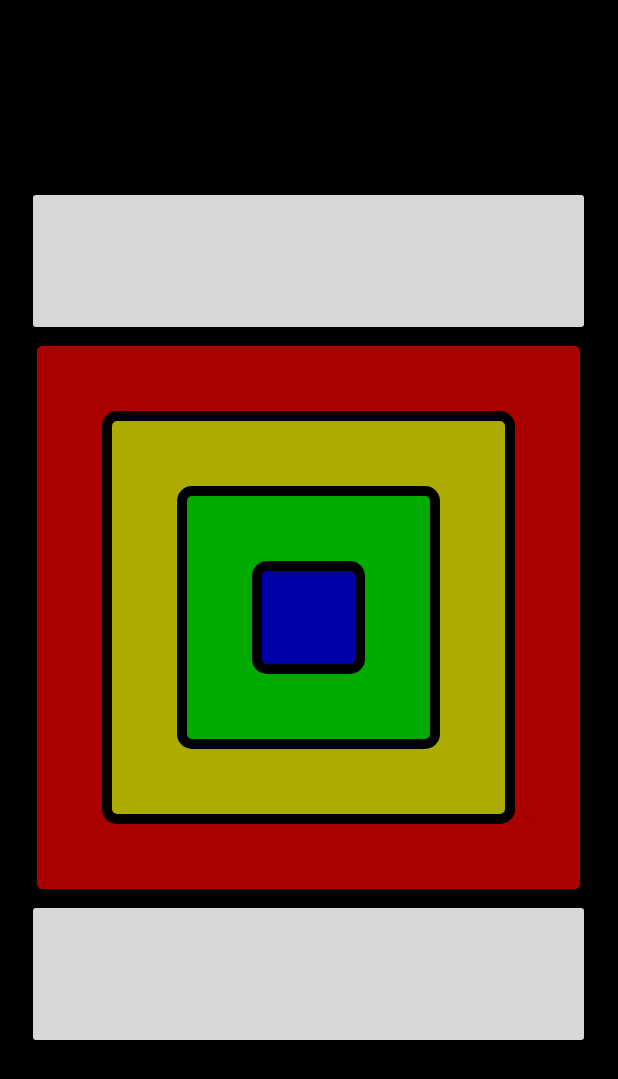
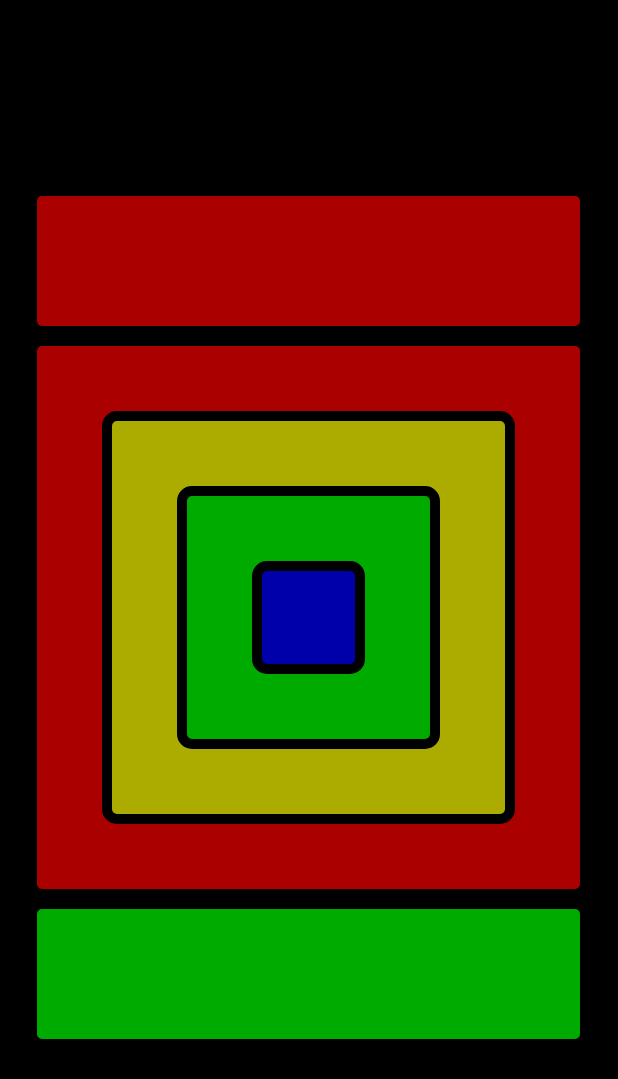
Before and after one commit to casualdragon/Simon, an Android app: the GameSelectionActvity screen opened directly, with no data from a screen before it, after a tap on "NORMAL", on a phone screen of 412 x 824 dp. Shown: the top 1079 px of the screen. Run offline under Robolectric (Android 15) with nearby library versions, the phone set to English and light mode, and no system bars.

Commit message:
Fixed the game sounds

```diff
--- a/app/src/main/java/com/amyhill/simon/ColorButton.java
+++ b/app/src/main/java/com/amyhill/simon/ColorButton.java
@@ -2,6 +2,7 @@ package com.amyhill.simon;
 
 import android.content.Context;
 import android.graphics.drawable.GradientDrawable;
+import android.media.SoundPool;
 import android.os.AsyncTask;
 import android.support.v4.content.ContextCompat;
 import android.util.AttributeSet;
@@ -21,12 +22,15 @@ public class ColorButton extends Button {
     Context context;
     private int id;
     private int radius;
+    private SoundPool soundPool;
+    private boolean makesSound;
 
     public ColorButton(Context context) {
         super(context);
         this.context = context;
         this.baseColor = 0;
         this.flashColor = 0;
+        makesSound = false;
     }
 
     public ColorButton(Context context, AttributeSet attrs) {
@@ -34,6 +38,7 @@ public class ColorButton extends Button {
         this.context = context;
         this.baseColor = 0;
         this.flashColor = 0;
+        makesSound = false;
     }
 
     //Getters and Setters
@@ -52,6 +57,9 @@ public class ColorButton extends Button {
     public void setFlashColor(int flashColor) {
         this.flashColor = ContextCompat.getColor(context, flashColor);
     }
+
+    public void setSoundPool(SoundPool sp){this.soundPool = sp; makesSound = true;}
+
 
     public int getSound() {
         return soundID;
@@ -99,11 +107,6 @@ public class ColorButton extends Button {
     class flashButtonTask extends AsyncTask<Void, Void, Void> {
         @Override
         protected Void doInBackground(Void... params) {
-            try {
-                Thread.sleep(duration);
-            }catch (InterruptedException e){
-                return null;
-            }
             publishProgress();
             try {
                 Thread.sleep(duration);
@@ -117,6 +120,9 @@ public class ColorButton extends Button {
         @Override
         protected void onProgressUpdate(Void... values) {
             generateBackground(true);
+            if(makesSound) {
+                soundPool.play(getSound(), .5f, 1.0f, 0, 0, 1.0f);
+            }
         }
 
         @Override
--- a/app/src/main/java/com/amyhill/simon/Game.java
+++ b/app/src/main/java/com/amyhill/simon/Game.java
@@ -1,6 +1,7 @@
 package com.amyhill.simon;
 
 import android.media.SoundPool;
+import android.os.AsyncTask;
 import android.os.Handler;
 import java.util.Random;
 import java.util.Vector;
@@ -24,6 +25,7 @@ public class Game {
     private ColorButton [] buttons = new ColorButton[4];
     private boolean type;
     private SoundPool soundPool;
+    private boolean isReverse;
 
     //Constructor
     Game(ColorButton [] buttons, int size, boolean type, SoundPool soundPool){
@@ -36,6 +38,7 @@ public class Game {
         pattern = new Vector<>(100);
         pattern.add(random.nextInt(SIZE));
         this.soundPool = soundPool;
+        isReverse = false;
     }
 
     public Vector getPattern(){return pattern;}
@@ -46,23 +49,25 @@ public class Game {
             buttons[i].setEnabled(false);
         }
 
-        Handler handler = new Handler();
+        new testAsync().execute();
+
+//        Handler handler = new Handler();
         //Play the pattern
-        runHelper(type);
+//        runHelper(type);
 
         //Used to disable buttons long
         //enough to play the pattern
         //Need to work on the timing
 
-        handler.postDelayed(new Runnable() {
-            @Override
-            public void run() {
-                //Re-enable onClick for the buttons to take input for the pattern
-                for(int i = 0; i < SIZE; i++){
-                    buttons[i].setEnabled(true);
-                }
-            }
-        }, 250*SIZE*2);
+//        handler.postDelayed(new Runnable() {
+//            @Override
+//            public void run() {
+//                //Re-enable onClick for the buttons to take input for the pattern
+//                for(int i = 0; i < SIZE; i++){
+//                    buttons[i].setEnabled(true);
+//                }
+//            }
+//        }, 250*SIZE*2);
     }
 
     // Adds a random int to the pattern
@@ -110,4 +115,52 @@ public class Game {
         return false;
     }
 
+    class testAsync extends AsyncTask<Void, Integer, Void>{
+        @Override
+        protected Void doInBackground(Void... params) {
+
+            if(!isReverse) {
+                for (int i = 0; i < pattern.size(); i++) {
+                    publishProgress(pattern.get(i));
+                    try {
+                        Thread.sleep(250);
+                    }catch (InterruptedException e){
+                        e.printStackTrace();
+                    }
+                }
+            }else{
+                for (int i = pattern.size()-1; i >= 0 ; i--) {
+                    publishProgress(pattern.get(i));
+                }
+            }
+            return null;
+        }
+
+        @Override
+        protected void onPreExecute() {
+            super.onPreExecute();
+            toggleButtons(false);
+
+        }
+
+        @Override
+        protected void onProgressUpdate(Integer... values) {
+            super.onProgressUpdate(values);
+            buttons[values[0]].flashButton(250);
+//            soundPool.play(buttons[values[0]].getSound(), 1.0f, 1.0f, 0, 0, 1.0f);
+        }
+
+        @Override
+        protected void onPostExecute(Void aVoid) {
+            super.onPostExecute(aVoid);
+            toggleButtons(true);
+        }
+
+        private void toggleButtons(boolean enabled) {
+            for (int i = 0; i < SIZE; i++) {
+                buttons[i].setEnabled(enabled);
+            }
+        }
+    }
+
 }
--- a/app/src/main/java/com/amyhill/simon/GameActivity.java
+++ b/app/src/main/java/com/amyhill/simon/GameActivity.java
@@ -13,6 +13,7 @@ import android.view.View;
 import java.util.Vector;
 
 public class GameActivity extends AppCompatActivity {
+    public static String MODE_NAME = "MODE_NAME";
     public enum GameType {NORMAL, COLOR, POSITION, EXTREME}
 
     private Game game;
@@ -22,12 +23,17 @@ public class GameActivity extends AppCompatActivity {
     private ColorButton [] color;
     private Vector patternAI;
     private Vector <Integer> patternUser = new Vector<Integer>(100);
+    GameType gameType;
     private int counter;
 
     @Override
     protected void onCreate(Bundle savedInstanceState) {
         super.onCreate(savedInstanceState);
         setContentView(R.layout.acivity_game);
+
+        if(getIntent().hasExtra(MODE_NAME)) {
+            gameType = (GameType) getIntent().getSerializableExtra(MODE_NAME);
+        }
 
         counter = 1;
 
@@ -42,17 +48,45 @@ public class GameActivity extends AppCompatActivity {
 
         int radius = 10;
 
-        inner.setUpButton(R.color.colorBlue, R.color.colorBlueFlash, listener, radius);
-        midInner.setUpButton(R.color.colorGreen, R.color.colorGreenFlash, listener, radius);
-        midOuter.setUpButton(R.color.colorYellow, R.color.colorYellowFlash, listener, radius);
-        outer.setUpButton(R.color.colorRed, R.color.colorRedFLash, listener, radius);
+
+        success.setUpButton(R.color.colorRed, R.color.colorRedFLash, null, radius);
+
+        if(gameType == GameType.EXTREME){
+            inner.setUpButton(R.color.colorRed, R.color.colorRedFLash, listener, radius);
+            midInner.setUpButton(R.color.colorRed, R.color.colorRedFLash, listener, radius);
+            midOuter.setUpButton(R.color.colorRed, R.color.colorRedFLash, listener, radius);
+            outer.setUpButton(R.color.colorRed, R.color.colorRedFLash, listener, radius);
+            fail.setUpButton(R.color.colorRed, R.color.colorGreenFlash, null, radius);
+        } else {
+            inner.setUpButton(R.color.colorBlue, R.color.colorBlueFlash, listener, radius);
+            midInner.setUpButton(R.color.colorGreen, R.color.colorGreenFlash, listener, radius);
+            midOuter.setUpButton(R.color.colorYellow, R.color.colorYellowFlash, listener, radius);
+            outer.setUpButton(R.color.colorRed, R.color.colorRedFLash, listener, radius);
+            fail.setUpButton(R.color.colorGreen, R.color.colorGreenFlash, null, radius);
+        }
 
         color = new ColorButton[] {inner, midInner, midOuter, outer};
 
-        for(int i = 0; i < 4; i++){
-            color[i].setEnabled(false);
-            color[i].setId(i);
-        }
+        AudioAttributes.Builder builder = new AudioAttributes.Builder();
+        builder.setUsage(AudioAttributes.USAGE_GAME);
+
+        SoundPool.Builder spbuilder = new SoundPool.Builder();
+        spbuilder.setAudioAttributes(builder.build());
+        spbuilder.setMaxStreams(10);
+        soundPool = spbuilder.build();
+        soundPool.setOnLoadCompleteListener(new SoundPool.OnLoadCompleteListener() {
+            @Override
+            public void onLoadComplete(SoundPool soundPool, int sampleId, int status) {
+                if(status == 0){
+                }
+            }
+        });
+
+        inner.setSound(soundPool.load(this, R.raw.a_piano, 1));
+        midInner.setSound(soundPool.load(this, R.raw.c_piano, 1));
+        midOuter.setSound(soundPool.load(this, R.raw.f_sharp_piano, 1));
+        outer.setSound(soundPool.load(this, R.raw.g_piano, 1));
+
         game = new Game(color, 4, true, soundPool);
 
         Handler handler = new Handler();
@@ -62,6 +96,12 @@ public class GameActivity extends AppCompatActivity {
                 game.run();
             }
         }, 1250);
+
+        for(int i = 0; i < 4; i++){
+            color[i].setEnabled(false);
+            color[i].setId(i);
+            color[i].setSoundPool(soundPool);
+        }
     }
 
     @Override
@@ -135,11 +175,11 @@ public class GameActivity extends AppCompatActivity {
                     patternUser.clear();
                     game.deletePattern();
                     game.addToPattern();
-                    run();
+                    game.run();
                 }
             }
             if(patternUser.size() == patternAI.size()-1 && patternUser.size() != 0){
-                run();
+                game.run();
                 patternUser.clear();
             }
         }
@@ -164,30 +204,30 @@ public class GameActivity extends AppCompatActivity {
         }
     }
 
-    private void run(){
-        //Disable onClick for the buttons to display the pattern
-        for(int i = 0; i < color.length; i++){
-            color[i].setEnabled(false);
-        }
-
-        Handler handler = new Handler();
-        //Play the pattern
-        runHelper(true);
-
-        //Used to disable buttons long
-        //enough to play the pattern
-        //Need to work on the timing
-
-        handler.postDelayed(new Runnable() {
-            @Override
-            public void run() {
-                //Re-enable onClick for the buttons to take input for the pattern
-                for(int i = 0; i < color.length; i++){
-                    color[i].setEnabled(true);
-                }
-            }
-        }, 250*color.length*2);
-    }
+//    private void run(){
+//        //Disable onClick for the buttons to display the pattern
+//        for(int i = 0; i < color.length; i++){
+//            color[i].setEnabled(false);
+//        }
+//
+//        Handler handler = new Handler();
+//        //Play the pattern
+//        runHelper(true);
+//
+//        //Used to disable buttons long
+//        //enough to play the pattern
+//        //Need to work on the timing
+//
+//        handler.postDelayed(new Runnable() {
+//            @Override
+//            public void run() {
+//                //Re-enable onClick for the buttons to take input for the pattern
+//                for(int i = 0; i < color.length; i++){
+//                    color[i].setEnabled(true);
+//                }
+//            }
+//        }, 250*color.length*2);
+//    }
     private void runHelper(boolean flag){
 
         if(flag) {
--- a/app/src/main/java/com/amyhill/simon/GameSelectionActvity.java
+++ b/app/src/main/java/com/amyhill/simon/GameSelectionActvity.java
@@ -6,6 +6,7 @@ import android.os.Bundle;
 import android.view.View;
 
 public class GameSelectionActvity extends AppCompatActivity {
+    private GameActivity.GameType gameType;
 
     @Override
     protected void onCreate(Bundle savedInstanceState) {
@@ -35,13 +36,24 @@ public class GameSelectionActvity extends AppCompatActivity {
 
             int viewid = v.getId();
 
-            if (viewid == R.id.normal_button) {
-                launchActivity(GameActivity.class);
+            if(button.getId() == R.id.match_button){
+                gameType = GameActivity.GameType.COLOR;
+            } else if(button.getId() == R.id.swap_button){
+                gameType = GameActivity.GameType.POSITION;
+            } else if(button.getId() == R.id.extreme_button){
+                gameType = GameActivity.GameType.EXTREME;
+            } else {
+                gameType = GameActivity.GameType.NORMAL;
             }
+
+
+            launchActivity(GameActivity.class);
+
         }
 
         private void launchActivity(Class<?> activity){
             Intent intent = new Intent(GameSelectionActvity.this, activity);
+            intent.putExtra(GameActivity.MODE_NAME, gameType);
             startActivity(intent);
         }
     }
```
